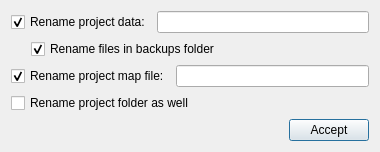
First picture: the form in ui/general/qgisred_renameproject_dialog.ui, repository qgisred/QGISRed, before the edit.
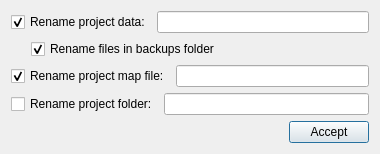
Second picture: the form after the edit. Icons and pictures are not drawn.

Commit message: [Rename] Rename folder even with several projects inside

Patch:
```diff
--- a/ui/general/qgisred_renameproject_dialog.ui
+++ b/ui/general/qgisred_renameproject_dialog.ui
@@ -138,13 +138,20 @@
         <item>
          <widget class="QCheckBox" name="cbRenameFolder">
           <property name="text">
-           <string>Rename project folder as well</string>
+           <string>Rename project folder:</string>
           </property>
           <property name="checked">
            <bool>false</bool>
           </property>
          </widget>
         </item>
+        <item>
+         <widget class="QLineEdit" name="tbFolderName">
+          <property name="text">
+           <string/>
+          </property>
+         </widget>
+        </item>
        </layout>
       </widget>
      </item>
```
The commit also changes 9 other files.
